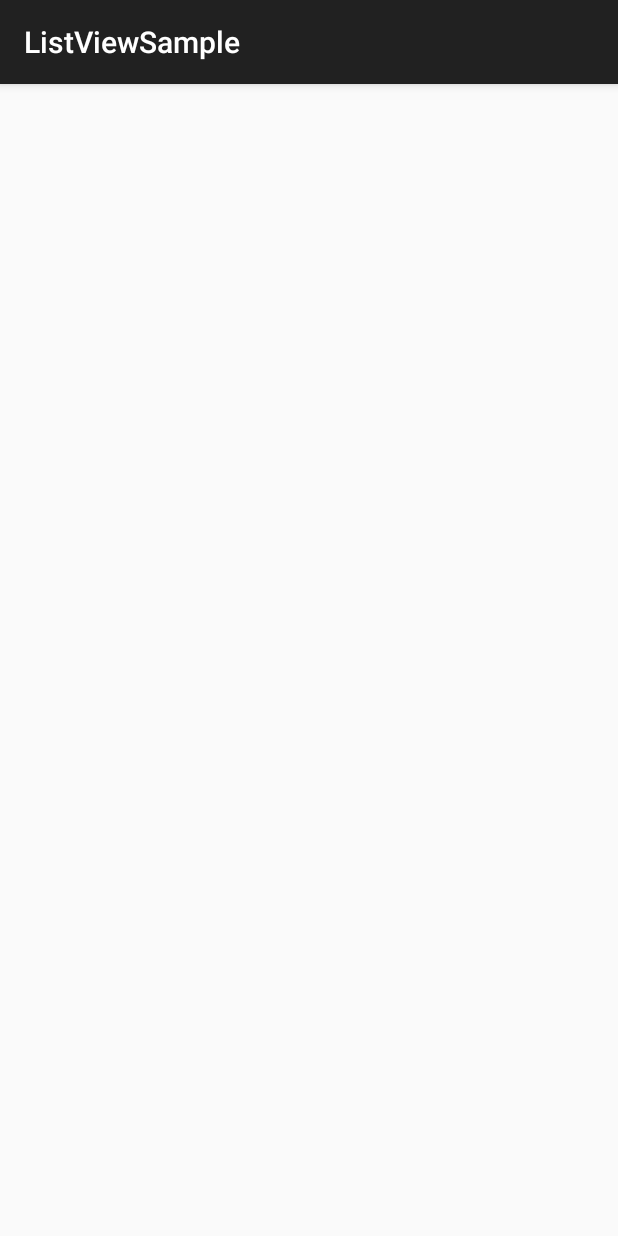
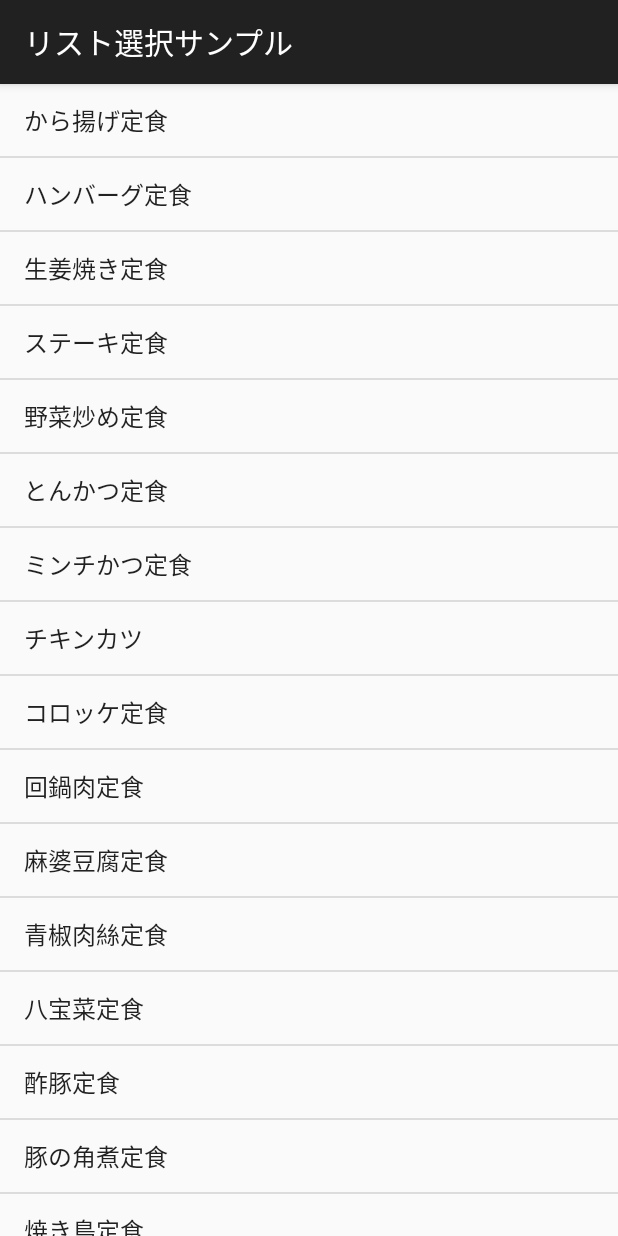
Before and after one commit to imakyo97/AndroidStudy, an Android app: the screen it shows after launch (MainActivity), on a phone screen of 412 x 824 dp. Run offline under Robolectric (Android 15) with nearby library versions, the phone set to English and light mode, and no system bars.

Commit message:
静的なListViewを実装

```diff
--- a/ListViewSample/app/src/main/java/com/example/listviewsample/MainActivity.kt
+++ b/ListViewSample/app/src/main/java/com/example/listviewsample/MainActivity.kt
@@ -1,11 +1,26 @@
 package com.example.listviewsample
 
 import android.os.Bundle
+import android.view.View
+import android.widget.AdapterView
+import android.widget.ListView
+import android.widget.Toast
 import androidx.appcompat.app.AppCompatActivity
 
 class MainActivity : AppCompatActivity() {
     override fun onCreate(savedInstanceState: Bundle?) {
         super.onCreate(savedInstanceState)
         setContentView(R.layout.activity_main)
+
+        val lvMenu = findViewById<ListView>(R.id.lvMenu)
+        lvMenu.onItemClickListener = ListItemClickListener()
+    }
+
+    private inner class ListItemClickListener: AdapterView.OnItemClickListener {
+        override fun onItemClick(parent: AdapterView<*>?, view: View?, position: Int, id: Long) {
+            val item = parent?.getItemAtPosition(position) as String
+            val show = "あなたが選んだ定食 : $item"
+            Toast.makeText(this@MainActivity, show, Toast.LENGTH_LONG).show()
+        }
     }
 }
--- a/ListViewSample/app/src/main/res/layout/activity_main.xml
+++ b/ListViewSample/app/src/main/res/layout/activity_main.xml
@@ -1,7 +1,7 @@
 <?xml version="1.0" encoding="utf-8"?>
-<LinearLayout xmlns:android="http://schemas.android.com/apk/res/android"
-    android:orientation="vertical"
+<ListView
+    xmlns:android="http://schemas.android.com/apk/res/android"
+    android:id="@+id/lvMenu"
     android:layout_width="match_parent"
-    android:layout_height="match_parent">
-
-</LinearLayout>
+    android:layout_height="match_parent"
+    android:entries="@array/lv_menu"/>
--- a/ListViewSample/app/src/main/res/values/strings.xml
+++ b/ListViewSample/app/src/main/res/values/strings.xml
@@ -1,3 +1,23 @@
 <resources>
-    <string name="app_name">ListViewSample</string>
+    <string name="app_name">リスト選択サンプル</string>
+    <string-array name="lv_menu">
+        <item>から揚げ定食</item>
+        <item>ハンバーグ定食</item>
+        <item>生姜焼き定食</item>
+        <item>ステーキ定食</item>
+        <item>野菜炒め定食</item>
+        <item>とんかつ定食</item>
+        <item>ミンチかつ定食</item>
+        <item>チキンカツ</item>
+        <item>コロッケ定食</item>
+        <item>回鍋肉定食</item>
+        <item>麻婆豆腐定食</item>
+        <item>青椒肉絲定食</item>
+        <item>八宝菜定食</item>
+        <item>酢豚定食</item>
+        <item>豚の角煮定食</item>
+        <item>焼き鳥定食</item>
+        <item>焼き魚定食</item>
+        <item>焼肉定食</item>
+    </string-array>
 </resources>
```
